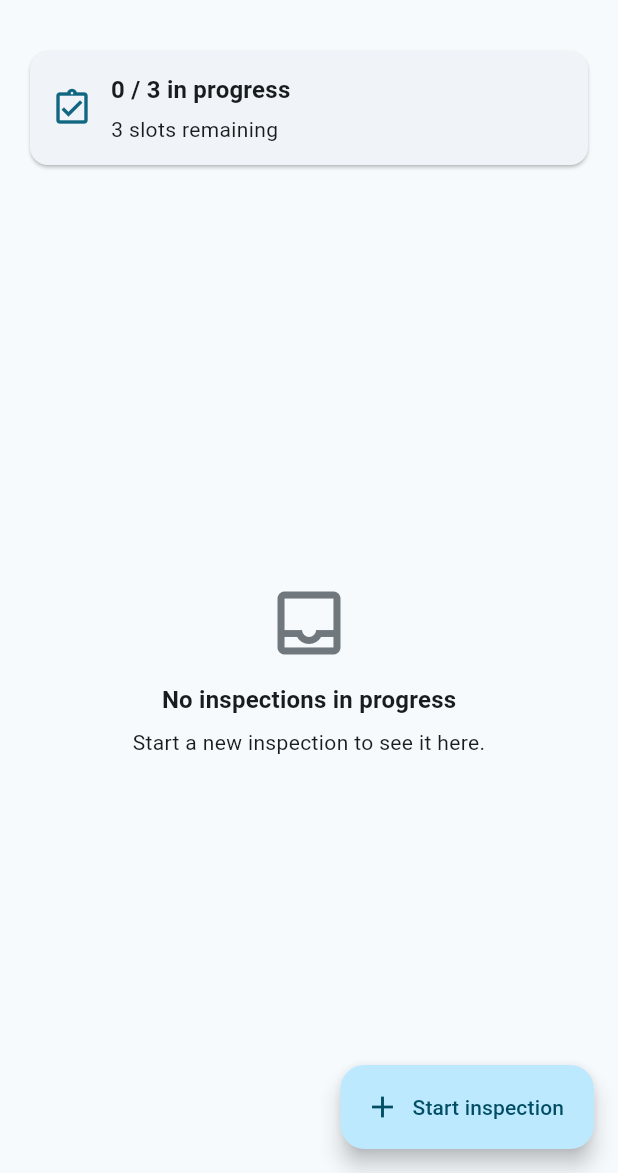
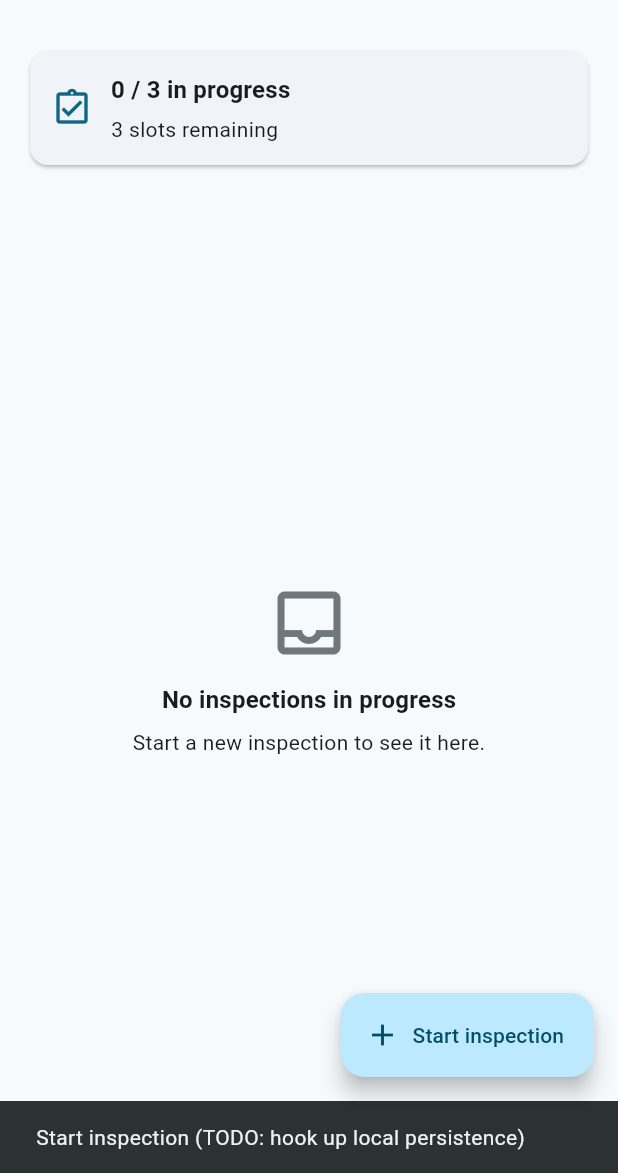
Before and after one commit to Alex-Cooke192/Cross_Platform_Programming_Assignment_2_Maintenance_Logging_System, a Flutter app: the CurrentInspectionListScreen screen opened directly with empty values, after a tap on "Start inspection", on a phone screen of 412 x 824 dp, the part 63-1236 px from its top. Run offline on Flutter 3.47's test engine with Material 3 defaults, Android fonts, the phone set to English and light mode, and no system bars; our stand-ins replace drift; accounts and stored records are empty; generated files the repository leaves out were written again.

Commit message:
removed opOpenInspection and on StartNew for now, will add later when connected to db

```diff
--- a/lib/screens/current_inspection_list_screen.dart
+++ b/lib/screens/current_inspection_list_screen.dart
@@ -1,22 +1,19 @@
 import 'package:flutter/material.dart';
 import '../models/ui_models.dart';
+import 'current_inspection_details_screen.dart';
 
 const int kMaxInProgressInspections = 3;
 
 class CurrentInspectionListScreen extends StatelessWidget {
   final List<InspectionUi> inProgressInspections;
 
-  /// Called when the user taps an inspection in the list.
-  final void Function(InspectionUi inspection) onOpenInspection;
-
-  /// Called when user presses "Start inspection" and under the limit.
-  final VoidCallback onStartNewInspection;
+  /// Return the tasks for a given inspection (so the list screen can open details with tasks).
+  final List<TaskUi> Function(InspectionUi inspection) tasksForInspection;
 
   const CurrentInspectionListScreen({
     super.key,
     required this.inProgressInspections,
-    required this.onOpenInspection,
-    required this.onStartNewInspection,
+    required this.tasksForInspection,
   });
 
   @override
@@ -30,7 +27,9 @@ class CurrentInspectionListScreen extends StatelessWidget {
         title: const Text('Current Inspections'),
       ),
       floatingActionButton: FloatingActionButton.extended(
-        onPressed: canStart ? onStartNewInspection : () => _showLimitDialog(context, count),
+        onPressed: canStart
+            ? () => _startNewInspection(context)
+            : () => _showLimitDialog(context, count),
         icon: const Icon(Icons.add),
         label: const Text('Start inspection'),
       ),
@@ -55,7 +54,7 @@ class CurrentInspectionListScreen extends StatelessWidget {
                         final inspection = inProgressInspections[index];
                         return _InspectionCard(
                           inspection: inspection,
-                          onTap: () => onOpenInspection(inspection),
+                          onTap: () => _openInspection(context, inspection),
                         );
                       },
                     ),
@@ -64,6 +63,52 @@ class CurrentInspectionListScreen extends StatelessWidget {
         ),
       ),
     );
+  }
+
+  void _openInspection(BuildContext context, InspectionUi inspection) {
+    final tasks = tasksForInspection(inspection);
+
+    Navigator.of(context).push(
+      MaterialPageRoute(
+        builder: (_) => CurrentInspectionDetailsScreen(
+          inspection: inspection,
+          tasks: tasks,
+
+          // These are now handled inside this screen (not passed from HomeScreen).
+          onMarkComplete: () => _markInspectionComplete(context, inspection),
+          onPauseInspection: () => _pauseInspection(context, inspection),
+        ),
+      ),
+    );
+  }
+
+  void _startNewInspection(BuildContext context) {
+    // Later: this should open an "Outstanding list" or create a new in-progress record in SQLite.
+    ScaffoldMessenger.of(context).showSnackBar(
+      const SnackBar(
+        content: Text('Start inspection (TODO: hook up local persistence)'),
+      ),
+    );
+  }
+
+  void _markInspectionComplete(BuildContext context, InspectionUi inspection) {
+    // Later: update in SQLite -> status=Completed, completedAt=now, then refresh state.
+    ScaffoldMessenger.of(context).showSnackBar(
+      SnackBar(content: Text('Marked ${inspection.id} complete (TODO: persist)')),
+    );
+
+    // Optional: pop back to the list after marking complete
+    Navigator.of(context).pop();
+  }
+
+  void _pauseInspection(BuildContext context, InspectionUi inspection) {
+    // Later: update in SQLite -> status=Outstanding/Paused, etc., then refresh state.
+    ScaffoldMessenger.of(context).showSnackBar(
+      SnackBar(content: Text('Paused ${inspection.id} (TODO: persist)')),
+    );
+
+    // Optional: pop back to the list after pausing
+    Navigator.of(context).pop();
   }
 
   void _showLimitDialog(BuildContext context, int count) {
@@ -149,9 +194,7 @@ class _InspectionCard extends StatelessWidget {
 
   @override
   Widget build(BuildContext context) {
-    final started = inspection.openedAt == null
-      ? '—'
-      : _formatDateTime(inspection.openedAt!);
+    final started = inspection.openedAt == null ? '—' : _formatDateTime(inspection.openedAt!);
 
     return Card(
       child: ListTile(
--- a/lib/screens/home_screen.dart
+++ b/lib/screens/home_screen.dart
@@ -80,11 +80,6 @@ class HomeScreen extends StatelessWidget {
                     builder: (_) => CurrentInspectionListScreen(
                       inProgressInspections: inProgress,
                       tasksForInspection: _tasksForInspection,
-                      onMarkInspectionComplete: (inspection) =>
-                          _markInspectionComplete(context, inspection),
-                      onPauseInspection: (inspection) =>
-                          _pauseInspection(context, inspection),
-                      onStartNewInspection: () => _startNewInspection(context),
                     ),
                   ),
                 );
```
